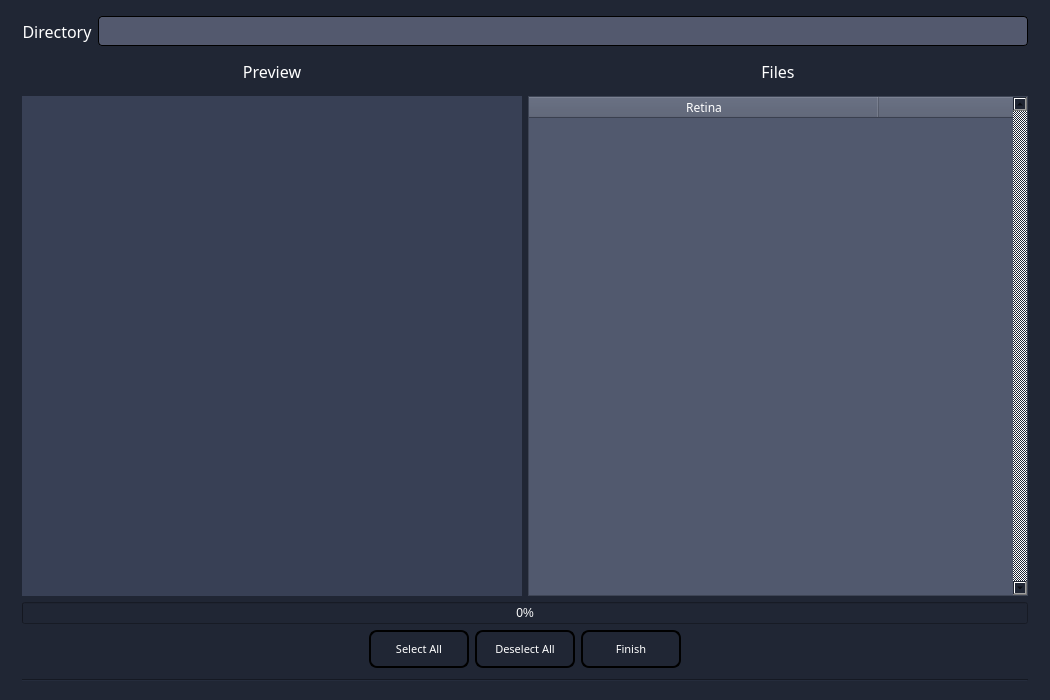
KevinPan2021/Vascular-Segmentation, file QT_import.ui: the form before one commit.
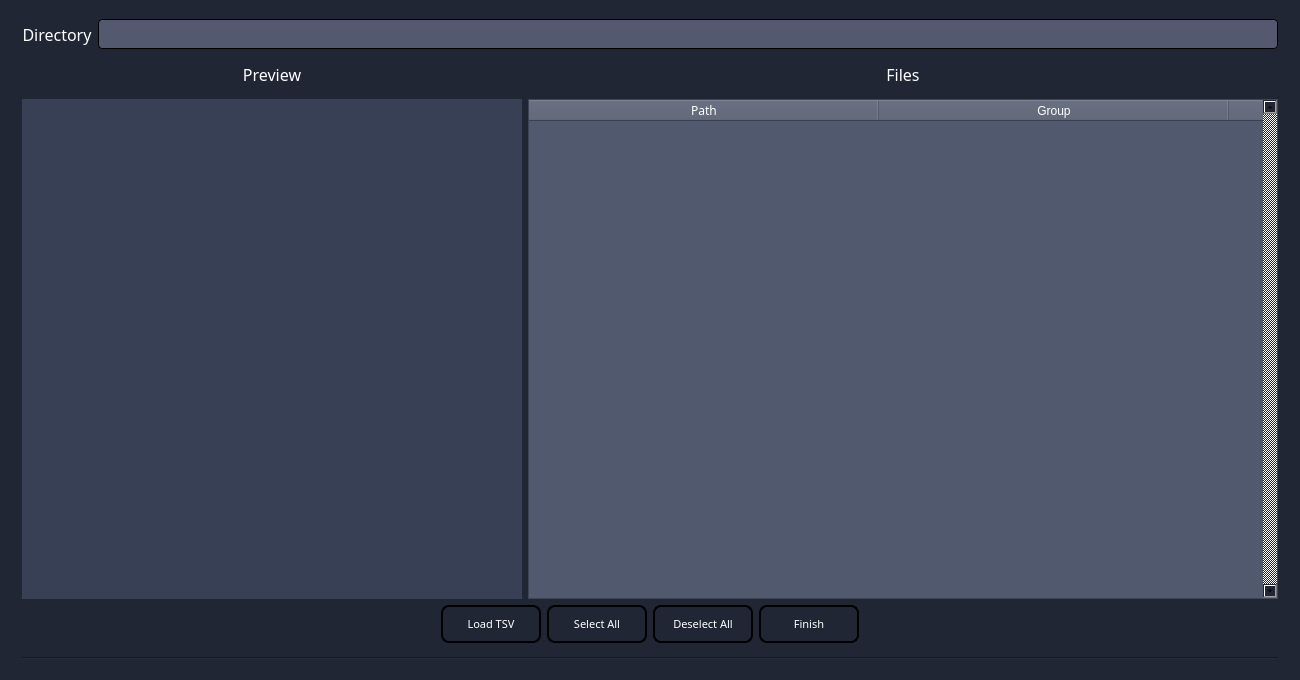
The form after the commit. Icons and pictures are not drawn.

The edit to the form file:
```diff
--- a/QT_import.ui
+++ b/QT_import.ui
@@ -6,20 +6,20 @@
    <rect>
     <x>0</x>
     <y>0</y>
-    <width>1050</width>
-    <height>700</height>
+    <width>1300</width>
+    <height>680</height>
    </rect>
   </property>
   <property name="minimumSize">
    <size>
-    <width>1050</width>
-    <height>700</height>
+    <width>1300</width>
+    <height>680</height>
    </size>
   </property>
   <property name="maximumSize">
    <size>
-    <width>1050</width>
-    <height>700</height>
+    <width>1300</width>
+    <height>680</height>
    </size>
   </property>
   <property name="windowTitle">
@@ -172,13 +172,13 @@
           <widget class="QTableWidget" name="tableWidget">
            <property name="minimumSize">
             <size>
-             <width>500</width>
+             <width>750</width>
              <height>500</height>
             </size>
            </property>
            <property name="maximumSize">
             <size>
-             <width>500</width>
+             <width>750</width>
              <height>500</height>
             </size>
            </property>
@@ -235,11 +235,14 @@
            <property name="sortingEnabled">
             <bool>false</bool>
            </property>
+           <property name="wordWrap">
+            <bool>false</bool>
+           </property>
            <property name="rowCount">
             <number>0</number>
            </property>
            <property name="columnCount">
-            <number>3</number>
+            <number>4</number>
            </property>
            <attribute name="horizontalHeaderCascadingSectionResizes">
             <bool>false</bool>
@@ -264,7 +267,7 @@
            </attribute>
            <column>
             <property name="text">
-             <string>Retina</string>
+             <string>Path</string>
             </property>
             <property name="font">
              <font>
@@ -316,6 +319,30 @@
              </brush>
             </property>
            </column>
+           <column>
+            <property name="text">
+             <string>Category</string>
+            </property>
+            <property name="textAlignment">
+             <set>AlignCenter</set>
+            </property>
+            <property name="background">
+             <color>
+              <red>255</red>
+              <green>255</green>
+              <blue>255</blue>
+             </color>
+            </property>
+            <property name="foreground">
+             <brush brushstyle="NoBrush">
+              <color alpha="255">
+               <red>255</red>
+               <green>255</green>
+               <blue>255</blue>
+              </color>
+             </brush>
+            </property>
+           </column>
            <column>
             <property name="text">
              <string>C</string>
@@ -346,16 +373,6 @@
        </item>
       </layout>
      </item>
-     <item>
-      <widget class="QProgressBar" name="progressBar">
-       <property name="styleSheet">
-        <string notr="true">color:rgb(255,255,255);</string>
-       </property>
-       <property name="value">
-        <number>0</number>
-       </property>
-      </widget>
-     </item>
      <item>
       <layout class="QHBoxLayout" name="horizontalLayout_2">
        <item>
@@ -371,6 +388,72 @@
          </property>
         </spacer>
        </item>
+       <item>
+        <widget class="QToolButton" name="button_load_tsv">
+         <property name="minimumSize">
+          <size>
+           <width>100</width>
+           <height>38</height>
+          </size>
+         </property>
+         <property name="maximumSize">
+          <size>
+           <width>100</width>
+           <height>38</height>
+          </size>
+         </property>
+         <property name="font">
+          <font>
+           <family>微软雅黑</family>
+           <pointsize>8</pointsize>
+          </font>
+         </property>
+         <property name="styleSheet">
+          <string notr="true">QToolButton {
+	color:white; 
+	background:qlineargradient(spread:pad, x1:0, y1:1, x2:0, y2:0, 		stop:0 rgba(32, 38, 52, 255), 
+		stop:1 rgba(91, 99, 120, 255));
+	border: 2px solid black;
+	border-radius: 8px;
+}
+
+QToolButton:checked {
+	color:white; 
+	background-color: rgba(121, 129, 150, 255);
+	border: 2px solid black;
+	border-radius: 8px;
+	padding: 0;
+}
+
+QToolButton:disabled {
+	color:gray; 
+	background-color: rgba(32, 38, 52, 255);
+	border: 2px solid black;
+	border-radius: 8px;
+	padding: 0;
+}</string>
+         </property>
+         <property name="text">
+          <string>Load TSV</string>
+         </property>
+         <property name="icon">
+          <iconset>
+           <normaloff>icons/file.png</normaloff>icons/file.png</iconset>
+         </property>
+         <property name="iconSize">
+          <size>
+           <width>18</width>
+           <height>18</height>
+          </size>
+         </property>
+         <property name="checkable">
+          <bool>false</bool>
+         </property>
+         <property name="toolButtonStyle">
+          <enum>Qt::ToolButtonTextUnderIcon</enum>
+         </property>
+        </widget>
+       </item>
        <item>
         <widget class="QToolButton" name="button_select_all">
          <property name="minimumSize">
```
